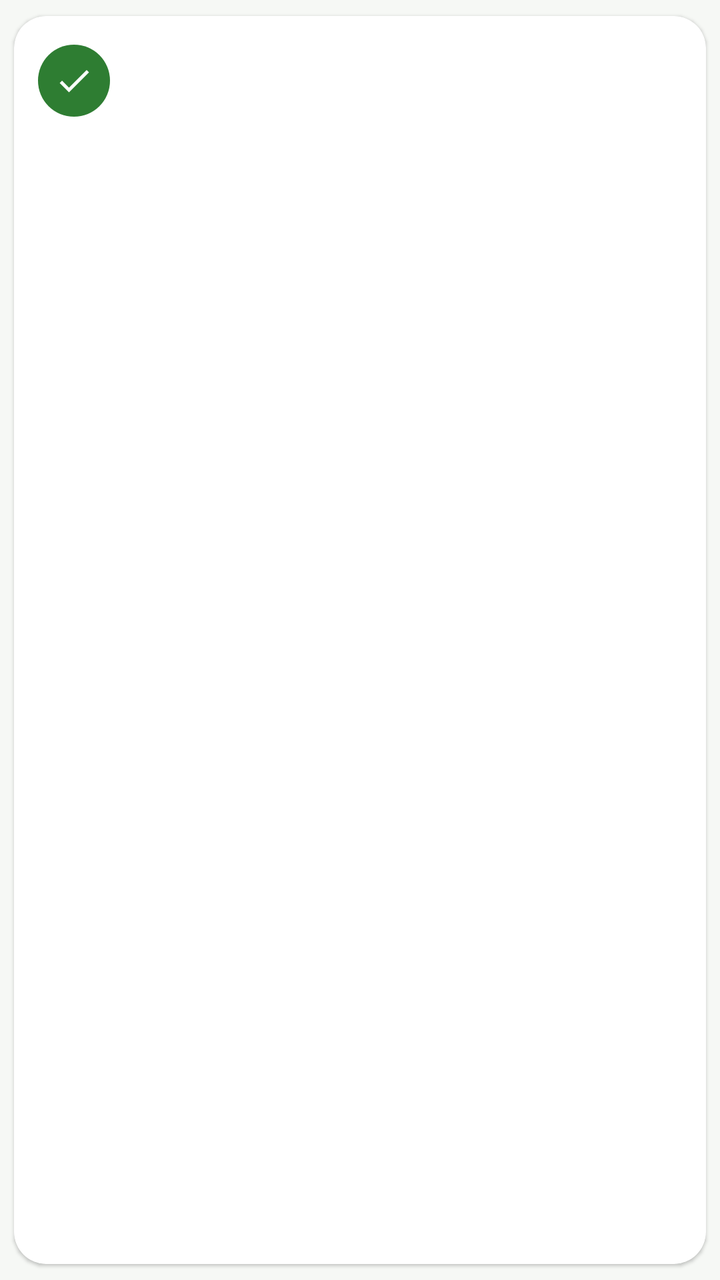
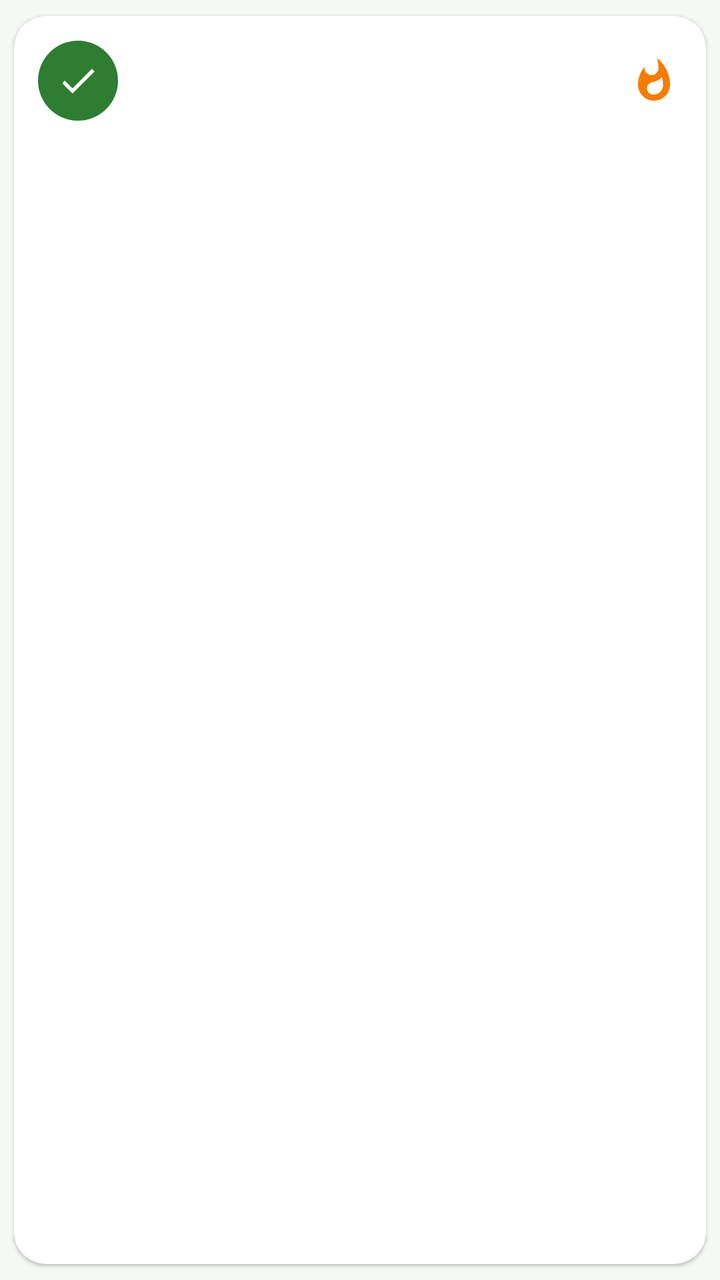

Screens rendered from an Android XML layout before and after an edit, with the pre-edit source and the edit as a unified diff.
<!-- AndroidManifest.xml: application theme Theme.TreinoCerto -->
<!-- res/layout/item_treino_realizado.xml -->
<?xml version="1.0" encoding="utf-8"?>
<androidx.cardview.widget.CardView xmlns:android="http://schemas.android.com/apk/res/android"
    xmlns:app="http://schemas.android.com/apk/res-auto"
    style="@style/Cartao"
    android:layout_width="match_parent"
    android:layout_height="wrap_content"
    app:cardElevation="1dp"
    app:contentPadding="12dp">

    <LinearLayout
        android:layout_width="match_parent"
        android:layout_height="wrap_content"
        android:gravity="center_vertical"
        android:orientation="horizontal">

        <ImageView
            android:layout_width="36dp"
            android:layout_height="36dp"
            android:background="@drawable/fundo_dia_ativo"
            android:importantForAccessibility="no"
            android:padding="8dp"
            android:src="@drawable/ic_check"
            app:tint="@color/sobre_primario" />

        <LinearLayout
            android:layout_width="0dp"
            android:layout_height="wrap_content"
            android:layout_marginStart="@dimen/espaco_medio"
            android:layout_weight="1"
            android:orientation="vertical">

            <TextView
                android:id="@+id/txtTreino"
                android:layout_width="wrap_content"
                android:layout_height="wrap_content"
                android:textAppearance="@style/Texto.Corpo"
                android:textStyle="bold" />

            <TextView
                android:id="@+id/txtDetalhe"
                android:layout_width="wrap_content"
                android:layout_height="wrap_content"
                android:textAppearance="@style/Texto.Secundario" />
        </LinearLayout>
    </LinearLayout>
</androidx.cardview.widget.CardView>
<!-- resources referenced by this layout -->
<resources>
  <color name="sobre_primario">#FFFFFF</color>
  <dimen name="espaco_medio">16dp</dimen>
  <!-- drawable fundo_dia_ativo (drawable) -->
  <?xml version="1.0" encoding="utf-8"?>
  <shape xmlns:android="http://schemas.android.com/apk/res/android" android:shape="oval">
      <solid android:color="@color/verde_primario" />
  </shape>
  <!-- drawable ic_check (drawable) -->
  <vector xmlns:android="http://schemas.android.com/apk/res/android"
      android:width="24dp"
      android:height="24dp"
      android:viewportWidth="24"
      android:viewportHeight="24"
      android:tint="?attr/colorControlNormal">
      <path
          android:fillColor="@android:color/white"
          android:pathData="M9,16.17L4.83,12l-1.42,1.41L9,19 21,7l-1.41,-1.41z" />
  </vector>
  <style name="Cartao" parent="">
          <item name="cardCornerRadius">16dp</item>
          <item name="cardElevation">3dp</item>
          <item name="cardBackgroundColor">@color/superficie</item>
          <item name="contentPadding">16dp</item>
          <item name="cardUseCompatPadding">true</item>
      </style>
  <style name="Texto.Corpo" parent="TextAppearance.Material3.BodyLarge">
          <item name="android:textColor">@color/texto_primario</item>
      </style>
  <style name="Texto.Secundario" parent="TextAppearance.Material3.BodyMedium">
          <item name="android:textColor">@color/texto_secundario</item>
      </style>
  <style name="Theme.TreinoCerto" parent="Theme.Material3.DayNight.NoActionBar">
          <item name="colorPrimary">@color/verde_primario</item>
          <item name="colorOnPrimary">@color/sobre_primario</item>
          <item name="colorPrimaryContainer">@color/verde_claro</item>
          <item name="colorSecondary">@color/laranja</item>
          <item name="colorSecondaryContainer">@color/laranja_claro</item>
          <item name="colorSurface">@color/superficie</item>
          <item name="android:colorBackground">@color/fundo</item>
          <item name="colorError">@color/erro</item>
      </style>
  <color name="verde_primario">#2E7D32</color>
  <color name="superficie">#FFFFFF</color>
  <color name="texto_primario">#1C1B1F</color>
  <color name="texto_secundario">#5F6368</color>
  <color name="verde_claro">#C8E6C9</color>
  <color name="laranja">#F57C00</color>
  <color name="laranja_claro">#FFE0B2</color>
  <color name="fundo">#F6F8F5</color>
  <color name="erro">#C62828</color>
</resources>

<!-- the commit's change to res/layout/item_treino_realizado.xml (unified diff, before → after) -->
@@ -5,6 +5,9 @@
     android:layout_width="match_parent"
     android:layout_height="wrap_content"
     app:cardElevation="1dp"
+    android:clickable="true"
+    android:focusable="true"
+    android:foreground="?attr/selectableItemBackground"
     app:contentPadding="12dp">
 
     <LinearLayout
@@ -14,11 +17,12 @@
         android:orientation="horizontal">
 
         <ImageView
-            android:layout_width="36dp"
-            android:layout_height="36dp"
+            android:id="@+id/imgTipo"
+            android:layout_width="40dp"
+            android:layout_height="40dp"
             android:background="@drawable/fundo_dia_ativo"
             android:importantForAccessibility="no"
-            android:padding="8dp"
+            android:padding="9dp"
             android:src="@drawable/ic_check"
             app:tint="@color/sobre_primario" />
 
@@ -42,5 +46,16 @@
                 android:layout_height="wrap_content"
                 android:textAppearance="@style/Texto.Secundario" />
         </LinearLayout>
+
+        <TextView
+            android:id="@+id/txtKcal"
+            android:layout_width="wrap_content"
+            android:layout_height="wrap_content"
+            android:layout_marginStart="@dimen/espaco_pequeno"
+            android:drawablePadding="2dp"
+            android:textAppearance="@style/TextAppearance.Material3.LabelLarge"
+            android:textColor="@color/laranja"
+            app:drawableStartCompat="@drawable/ic_fogo"
+            app:drawableTint="@color/laranja" />
     </LinearLayout>
 </androidx.cardview.widget.CardView>
<!-- resource entries referenced after the edit -->
@@ -2,6 +2,7 @@
 <resources>
   <color name="sobre_primario">#FFFFFF</color>
   <dimen name="espaco_medio">16dp</dimen>
+  <dimen name="espaco_pequeno">8dp</dimen>
   <!-- drawable fundo_dia_ativo (drawable) -->
   <?xml version="1.0" encoding="utf-8"?>
   <shape xmlns:android="http://schemas.android.com/apk/res/android" android:shape="oval">
@@ -17,6 +18,17 @@
       <path
           android:fillColor="@android:color/white"
           android:pathData="M9,16.17L4.83,12l-1.42,1.41L9,19 21,7l-1.41,-1.41z" />
+  </vector>
+  <!-- drawable ic_fogo (drawable) -->
+  <vector xmlns:android="http://schemas.android.com/apk/res/android"
+      android:width="24dp"
+      android:height="24dp"
+      android:viewportWidth="24"
+      android:viewportHeight="24"
+      android:tint="?attr/colorControlNormal">
+      <path
+          android:fillColor="@android:color/white"
+          android:pathData="M13.5,0.67s0.74,2.65 0.74,4.8c0,2.06 -1.35,3.73 -3.41,3.73 -2.07,0 -3.63,-1.67 -3.63,-3.73l0.03,-0.36C5.21,7.51 4,10.62 4,14c0,4.42 3.58,8 8,8s8,-3.58 8,-8C20,8.61 17.41,3.8 13.5,0.67zM11.71,19c-1.78,0 -3.22,-1.4 -3.22,-3.14 0,-1.62 1.05,-2.76 2.81,-3.12 1.77,-0.36 3.6,-1.21 4.62,-2.58 0.39,1.29 0.59,2.65 0.59,4.04 0,2.65 -2.15,4.8 -4.8,4.8z" />
   </vector>
   <style name="Cartao" parent="">
           <item name="cardCornerRadius">16dp</item>
